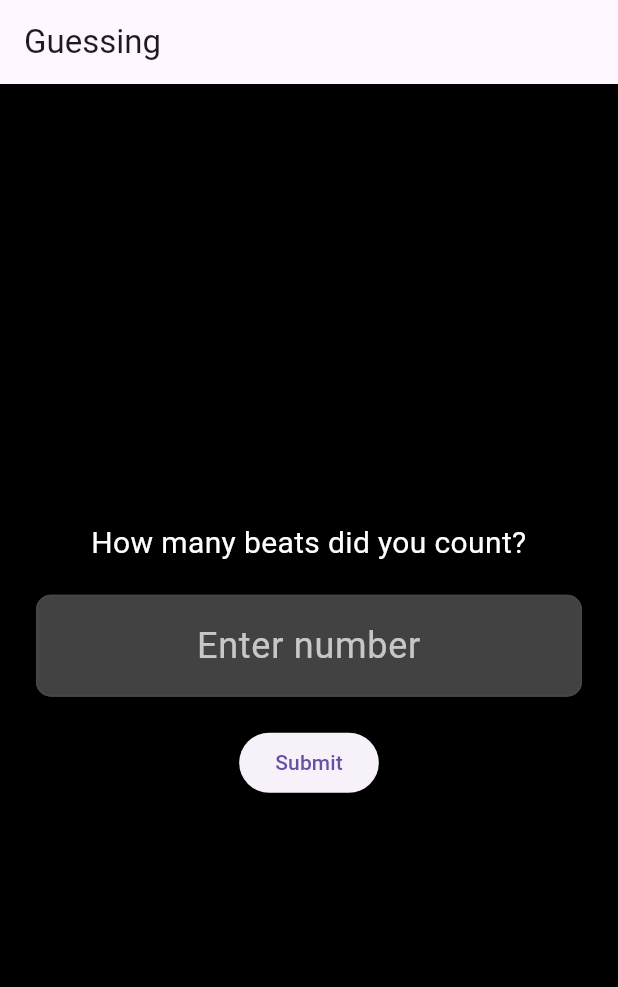
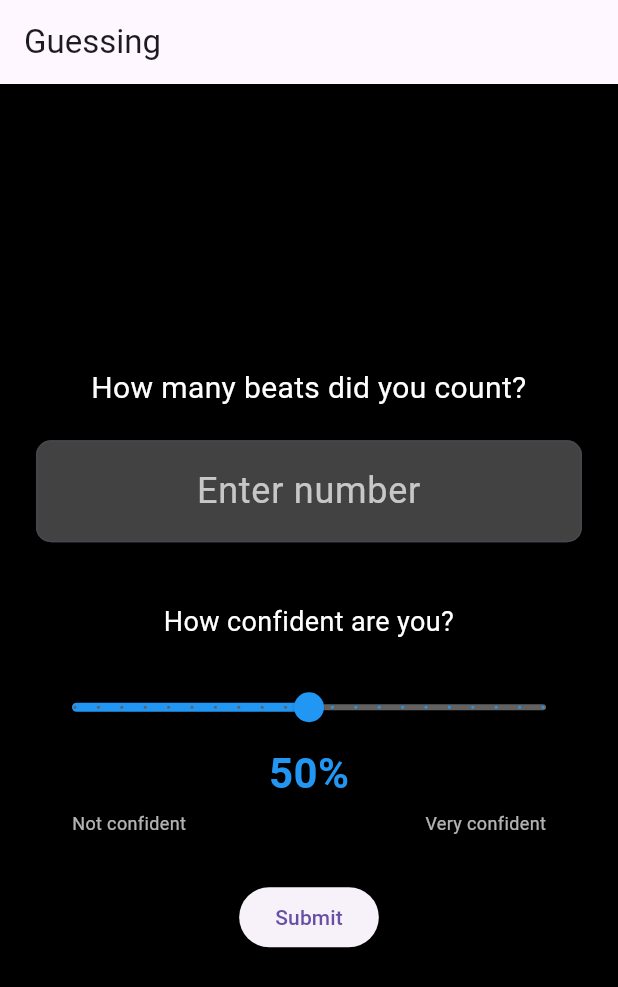
Before and after one commit to Avitalradosher/monitor_frontend, a Flutter app: the GuessingScreen screen opened directly with empty values, on a phone screen of 412 x 824 dp. Shown: the top 987 px of the screen. Run offline on Flutter 3.47's test engine with Material 3 defaults, Android fonts, the light colour scheme and no system bars; our stand-ins replace audioplayers, camera, fl_chart, share_plus.

Commit message:
First semester changes

```diff
--- a/lib/guessing_screen.dart
+++ b/lib/guessing_screen.dart
@@ -1,3 +1,4 @@
+import 'dart:math' as math;
 import 'package:flutter/material.dart';
 import 'parallel_Video.dart';
 import 'animated_video_page.dart';
@@ -15,6 +16,7 @@ class _GuessingScreenState extends State<GuessingScreen> {
   final TextEditingController _guessController = TextEditingController();
   bool _submittedGuess = false;
   int? _userGuess;
+  double _confidence = 50.0;
   bool _videoStage = false;
   bool _selectionMade = false;
   bool? _isCorrect;
@@ -30,10 +32,19 @@ class _GuessingScreenState extends State<GuessingScreen> {
   void initState() {
     super.initState();
     realPeaks = List<double>.from(widget.data["real_peaks"]);
-    fakePeaks = List<double>.from(widget.data["fake_peaks"]);
     cleanSignal = List<double>.from(widget.data["clean_signal"]);
     peaksCount = widget.data["peaks_count"];
     duration = widget.data["duration"].toDouble();
+
+    // Generate fake peaks from real peaks with a random speed factor
+    final random = math.Random();
+    // Randomly choose: faster (0.80–0.90) or slower (1.10–1.20)
+    bool makeFaster = random.nextBool();
+    double factor = makeFaster
+        ? 0.80 + random.nextDouble() * 0.10  // 0.80 to 0.90
+        : 1.10 + random.nextDouble() * 0.10; // 1.10 to 1.20
+
+    fakePeaks = realPeaks.map((p) => p * factor).toList();
   }
 
   void _submitGuess() {
@@ -149,7 +160,62 @@ class _GuessingScreenState extends State<GuessingScreen> {
                       border: OutlineInputBorder(borderRadius: BorderRadius.circular(10)),
                     ),
                   ),
+
+                  // ========== ADD CONFIDENCE SLIDER SECTION ==========
+                  SizedBox(height: 40),
+                  Text(
+                    "How confident are you?",
+                    style: TextStyle(color: Colors.white, fontSize: 18),
+                    textAlign: TextAlign.center,
+                  ),
                   SizedBox(height: 20),
+
+                  Slider(
+                    value: _confidence,
+                    min: 0,
+                    max: 100,
+                    divisions: 20,
+                    label: '${_confidence.round()}%',
+                    activeColor: Colors.blue,
+                    inactiveColor: Colors.grey[700],
+                    onChanged: (double value) {
+                      setState(() {
+                        _confidence = value;
+                      });
+                    },
+                  ),
+
+                  // Display confidence percentage
+                  Text(
+                    '${_confidence.round()}%',
+                    style: TextStyle(
+                      color: Colors.blue,
+                      fontSize: 28,
+                      fontWeight: FontWeight.bold,
+                    ),
+                  ),
+                  SizedBox(height: 5),
+
+                  // Labels under slider
+                  Padding(
+                    padding: const EdgeInsets.symmetric(horizontal: 24),
+                    child: Row(
+                      mainAxisAlignment: MainAxisAlignment.spaceBetween,
+                      children: [
+                        Text(
+                          'Not confident',
+                          style: TextStyle(color: Colors.white70, fontSize: 12),
+                        ),
+                        Text(
+                          'Very confident',
+                          style: TextStyle(color: Colors.white70, fontSize: 12),
+                        ),
+                      ],
+                    ),
+                  ),
+                  // ========== END CONFIDENCE SLIDER SECTION ==========
+
+                  SizedBox(height: 30),
                   ElevatedButton(
                     onPressed: _submitGuess,
                     child: Text("Submit"),
@@ -161,15 +227,20 @@ class _GuessingScreenState extends State<GuessingScreen> {
                   : Column(
                       mainAxisAlignment: MainAxisAlignment.center,
                       children: [
+                        Column(
+                          children: [
                             Text(
                               "You guessed: $_userGuess\nActual: $peaksCount",
                               style: TextStyle(color: Colors.white, fontSize: 20),
                               textAlign: TextAlign.center,
                             ),
-                        SizedBox(height: 40),
+                            SizedBox(height: 10),
                             Text(
-                          "Which animation is the real one?",
-                          style: TextStyle(color: Colors.white, fontSize: 18),
+                              "Your confidence: ${_confidence.round()}%",
+                              style: TextStyle(color: Colors.blue, fontSize: 18),
+                              textAlign: TextAlign.center,
+                            ),
+                          ],
                         ),
                         SizedBox(height: 20),
                         Row(
--- a/lib/parallel_Video.dart
+++ b/lib/parallel_Video.dart
@@ -50,7 +50,14 @@ class _BiofeedbackScreenState extends State<BiofeedbackScreen> {
     _startProgressTimer();
 
     // Turn on flashlight for the full session
-    await _cameraController!.setFlashMode(FlashMode.torch);
+    try {
+      if (_cameraController!.value.isInitialized) {
+        await _cameraController!.setFlashMode(FlashMode.torch);
+      }
+    } catch (e) {
+      print('Could not enable flash: $e');
+      // Continue without flash - this is fine for emulator
+    }
 
     for (int i = 0; i < roundCount; i++) {
       try {
@@ -103,6 +110,10 @@ class _BiofeedbackScreenState extends State<BiofeedbackScreen> {
         final data = json.decode(response.body);
         if (data['not_reading'] == true) return 'not_reading';
         return 'ok';
+      } else if (response.statusCode == 500 && response.body.contains("Invalid video file")) {
+        // Backend rejected empty video from emulator - continue anyway for testing
+        print("⚠️ Empty video detected (emulator), continuing anyway...");
+        return 'ok'; // Treat as success so session continues
       } else {
         return 'server_error';
       }
```
Also changed, not shown: 2 other files. Lines whose indentation alone changed are shown as unchanged.
